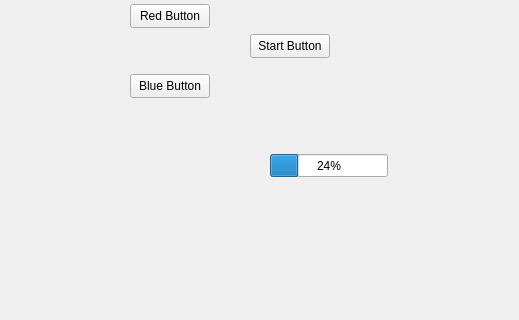
First picture: the form in mainwindow.ui, repository University-of-Utah-CS3505/a6-simon-f24-TheIconoclaster, before the edit; both pictures show x 0 to 519 and y 146 to 466 of the 800 by 600 pixel window.
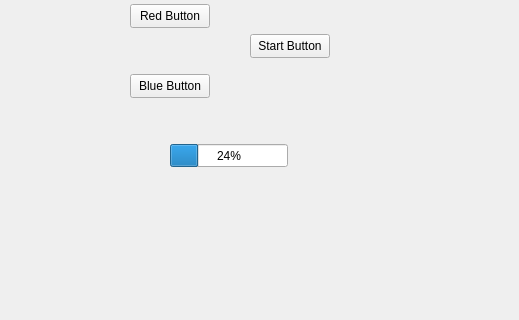
Second picture: the form after the edit.

What changed in the file:
```diff
--- a/mainwindow.ui
+++ b/mainwindow.ui
@@ -69,8 +69,8 @@
    <widget class="QProgressBar" name="progressBar">
     <property name="geometry">
      <rect>
-      <x>270</x>
-      <y>300</y>
+      <x>170</x>
+      <y>290</y>
       <width>118</width>
       <height>23</height>
      </rect>
```
Left out of the diff: 2 changed lines with no effect on the pictures.
